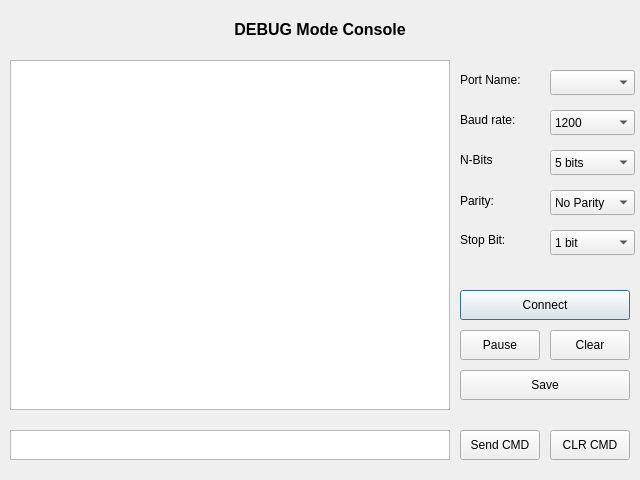
Qt form Application/_APP_Quadcopter/debug_console.ui (mend0z0/Drone) before a commit.
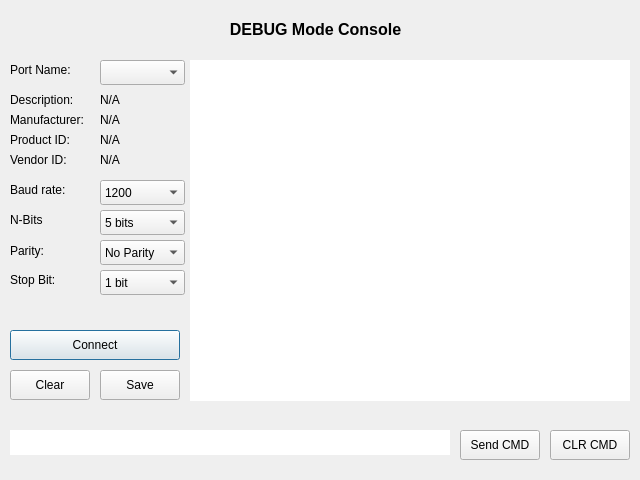
The same form after that commit.

Commit message: More progress on Debug mode window

```diff
--- a/Application/_APP_Quadcopter/debug_console.ui
+++ b/Application/_APP_Quadcopter/debug_console.ui
@@ -16,18 +16,27 @@
   <widget class="QPlainTextEdit" name="plainTextEdit_SerialInput">
    <property name="geometry">
     <rect>
-     <x>10</x>
+     <x>190</x>
      <y>60</y>
      <width>440</width>
-     <height>350</height>
+     <height>341</height>
     </rect>
    </property>
+   <property name="frameShape">
+    <enum>QFrame::Panel</enum>
+   </property>
+   <property name="frameShadow">
+    <enum>QFrame::Sunken</enum>
+   </property>
+   <property name="lineWidth">
+    <number>0</number>
+   </property>
   </widget>
   <widget class="QComboBox" name="comboBox_OptionsBaudRate">
    <property name="geometry">
     <rect>
-     <x>550</x>
-     <y>110</y>
+     <x>100</x>
+     <y>180</y>
      <width>85</width>
      <height>25</height>
     </rect>
@@ -76,8 +85,8 @@
   <widget class="QComboBox" name="comboBox_OptionsNBits">
    <property name="geometry">
     <rect>
-     <x>550</x>
-     <y>150</y>
+     <x>100</x>
+     <y>210</y>
      <width>85</width>
      <height>25</height>
     </rect>
@@ -106,8 +115,8 @@
   <widget class="QComboBox" name="comboBox_OptionsParity">
    <property name="geometry">
     <rect>
-     <x>550</x>
-     <y>190</y>
+     <x>100</x>
+     <y>240</y>
      <width>85</width>
      <height>25</height>
     </rect>
@@ -131,8 +140,8 @@
   <widget class="QComboBox" name="comboBox_OptionsPortName">
    <property name="geometry">
     <rect>
-     <x>550</x>
-     <y>70</y>
+     <x>100</x>
+     <y>60</y>
      <width>85</width>
      <height>25</height>
     </rect>
@@ -141,8 +150,8 @@
   <widget class="QLabel" name="label_PortName">
    <property name="geometry">
     <rect>
-     <x>460</x>
-     <y>70</y>
+     <x>10</x>
+     <y>60</y>
      <width>81</width>
      <height>20</height>
     </rect>
@@ -154,8 +163,8 @@
   <widget class="QLabel" name="label_BaudRate">
    <property name="geometry">
     <rect>
-     <x>460</x>
-     <y>110</y>
+     <x>10</x>
+     <y>180</y>
      <width>71</width>
      <height>20</height>
     </rect>
@@ -167,8 +176,8 @@
   <widget class="QLabel" name="label_NBits">
    <property name="geometry">
     <rect>
-     <x>460</x>
-     <y>150</y>
+     <x>10</x>
+     <y>210</y>
      <width>63</width>
      <height>20</height>
     </rect>
@@ -180,8 +189,8 @@
   <widget class="QLabel" name="label_Parity">
    <property name="geometry">
     <rect>
-     <x>460</x>
-     <y>190</y>
+     <x>10</x>
+     <y>240</y>
      <width>63</width>
      <height>21</height>
     </rect>
@@ -193,8 +202,8 @@
   <widget class="QPushButton" name="pushButton_Connection">
    <property name="geometry">
     <rect>
-     <x>460</x>
-     <y>290</y>
+     <x>10</x>
+     <y>330</y>
      <width>170</width>
      <height>30</height>
     </rect>
@@ -203,24 +212,11 @@
     <string>Connect</string>
    </property>
   </widget>
-  <widget class="QPushButton" name="pushButton_Pause">
-   <property name="geometry">
-    <rect>
-     <x>460</x>
-     <y>330</y>
-     <width>80</width>
-     <height>30</height>
-    </rect>
-   </property>
-   <property name="text">
-    <string>Pause</string>
-   </property>
-  </widget>
   <widget class="QPushButton" name="pushButton_ClearInput">
    <property name="geometry">
     <rect>
-     <x>550</x>
-     <y>330</y>
+     <x>10</x>
+     <y>370</y>
      <width>80</width>
      <height>30</height>
     </rect>
@@ -232,9 +228,9 @@
   <widget class="QPushButton" name="pushButton_Save">
    <property name="geometry">
     <rect>
-     <x>460</x>
+     <x>100</x>
      <y>370</y>
-     <width>170</width>
+     <width>80</width>
      <height>30</height>
     </rect>
    </property>
@@ -261,19 +257,28 @@
      <x>10</x>
      <y>430</y>
      <width>440</width>
-     <height>30</height>
+     <height>25</height>
     </rect>
    </property>
    <property name="whatsThis">
     <string>&lt;html&gt;&lt;head/&gt;&lt;body&gt;&lt;p&gt;&lt;span style=&quot; font-style:italic;&quot;&gt;Type your command&lt;/span&gt;&lt;/p&gt;&lt;/body&gt;&lt;/html&gt;</string>
    </property>
+   <property name="frameShape">
+    <enum>QFrame::Panel</enum>
+   </property>
+   <property name="frameShadow">
+    <enum>QFrame::Raised</enum>
+   </property>
+   <property name="lineWidth">
+    <number>0</number>
+   </property>
   </widget>
   <widget class="QLabel" name="label_DEBUGModeConsole">
    <property name="geometry">
     <rect>
-     <x>210</x>
+     <x>110</x>
      <y>10</y>
-     <width>220</width>
+     <width>411</width>
      <height>40</height>
     </rect>
    </property>
@@ -284,8 +289,8 @@
   <widget class="QLabel" name="label_StopBit">
    <property name="geometry">
     <rect>
-     <x>460</x>
-     <y>230</y>
+     <x>10</x>
+     <y>270</y>
      <width>63</width>
      <height>20</height>
     </rect>
@@ -297,8 +302,8 @@
   <widget class="QComboBox" name="comboBox_OpetionsStopBit">
    <property name="geometry">
     <rect>
-     <x>550</x>
-     <y>230</y>
+     <x>100</x>
+     <y>270</y>
      <width>85</width>
      <height>25</height>
     </rect>
@@ -332,6 +337,110 @@
     <string>CLR CMD</string>
    </property>
   </widget>
+  <widget class="QLabel" name="label_SerialPortManufacturer">
+   <property name="geometry">
+    <rect>
+     <x>10</x>
+     <y>110</y>
+     <width>81</width>
+     <height>20</height>
+    </rect>
+   </property>
+   <property name="text">
+    <string>Manufacturer:</string>
+   </property>
+  </widget>
+  <widget class="QLabel" name="label_SerialPortProductID">
+   <property name="geometry">
+    <rect>
+     <x>10</x>
+     <y>130</y>
+     <width>61</width>
+     <height>20</height>
+    </rect>
+   </property>
+   <property name="text">
+    <string>Product ID:</string>
+   </property>
+  </widget>
+  <widget class="QLabel" name="label_SerialPortVendorID">
+   <property name="geometry">
+    <rect>
+     <x>10</x>
+     <y>150</y>
+     <width>61</width>
+     <height>20</height>
+    </rect>
+   </property>
+   <property name="text">
+    <string>Vendor ID:</string>
+   </property>
+  </widget>
+  <widget class="QLabel" name="label_SerialPortDescription">
+   <property name="geometry">
+    <rect>
+     <x>10</x>
+     <y>90</y>
+     <width>71</width>
+     <height>20</height>
+    </rect>
+   </property>
+   <property name="text">
+    <string>Description:</string>
+   </property>
+  </widget>
+  <widget class="QLabel" name="label_ValueSerialPortDescription">
+   <property name="geometry">
+    <rect>
+     <x>100</x>
+     <y>90</y>
+     <width>81</width>
+     <height>20</height>
+    </rect>
+   </property>
+   <property name="text">
+    <string>N/A</string>
+   </property>
+  </widget>
+  <widget class="QLabel" name="label_ValueSerialPortManufacturer">
+   <property name="geometry">
+    <rect>
+     <x>100</x>
+     <y>110</y>
+     <width>81</width>
+     <height>20</height>
+    </rect>
+   </property>
+   <property name="text">
+    <string>N/A</string>
+   </property>
+  </widget>
+  <widget class="QLabel" name="label_ValueSerialPortProductID">
+   <property name="geometry">
+    <rect>
+     <x>100</x>
+     <y>130</y>
+     <width>81</width>
+     <height>20</height>
+    </rect>
+   </property>
+   <property name="text">
+    <string>N/A</string>
+   </property>
+  </widget>
+  <widget class="QLabel" name="label_ValueSerialPortVendorID">
+   <property name="geometry">
+    <rect>
+     <x>100</x>
+     <y>150</y>
+     <width>81</width>
+     <height>20</height>
+    </rect>
+   </property>
+   <property name="text">
+    <string>N/A</string>
+   </property>
+  </widget>
  </widget>
  <resources/>
  <connections/>
```
The commit also changes 5 other files.
